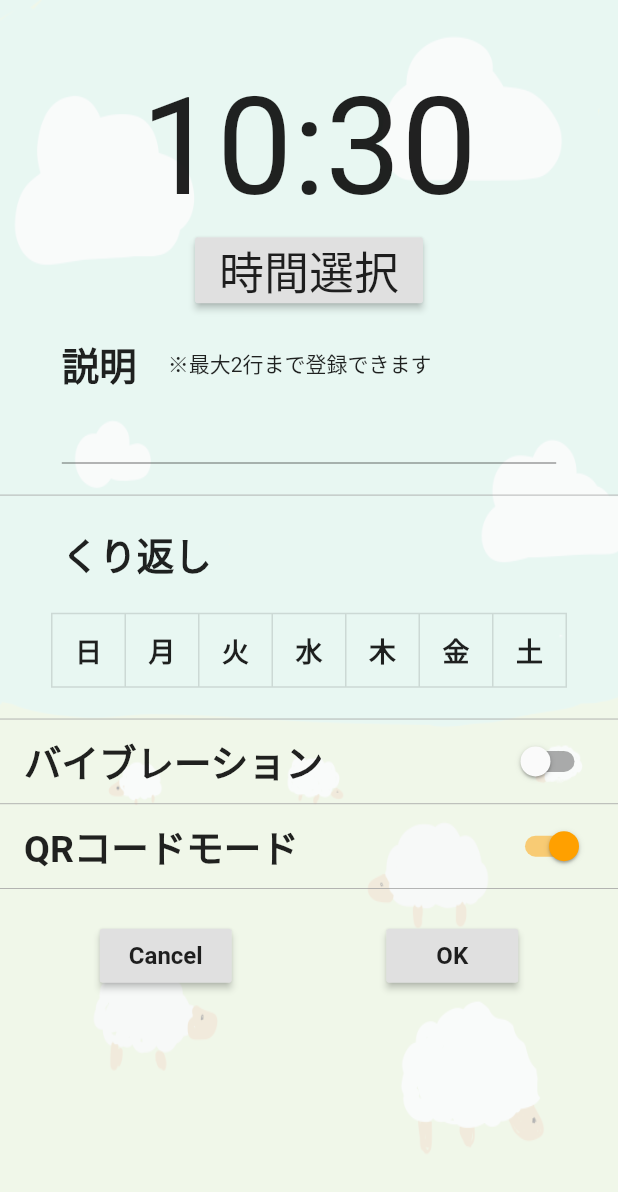
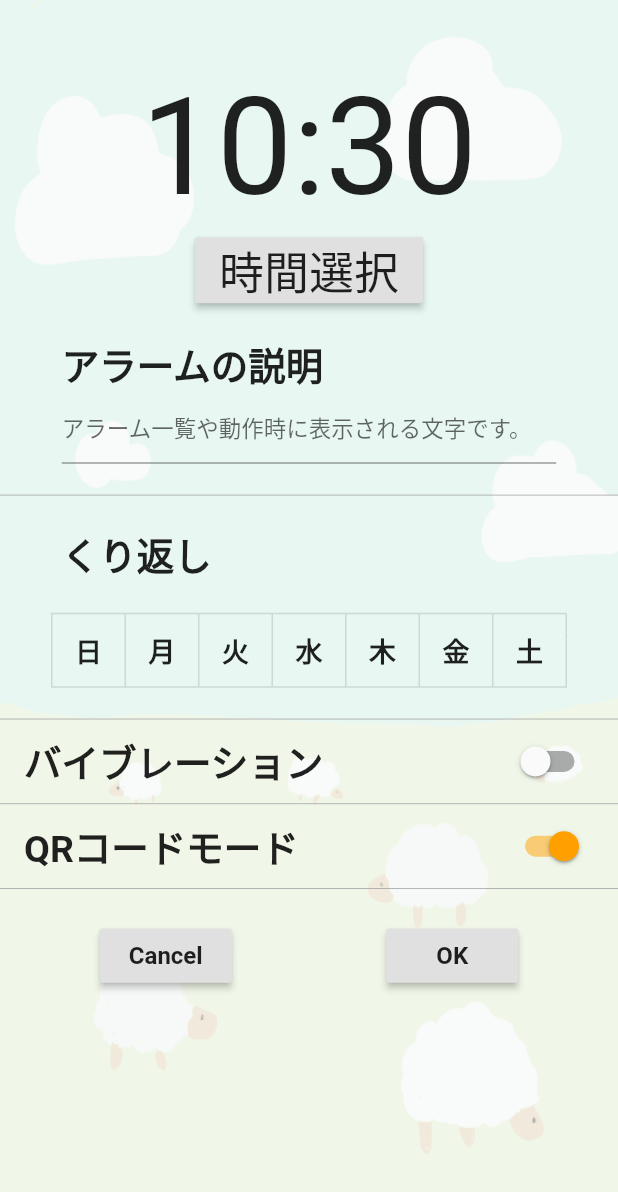
Before and after one commit to 06itsuki08/alarm_clock, a Flutter app: the screen it shows after launch, after a tap on the "alarm add" icon, on a phone screen of 412 x 824 dp. Shown: the top 1192 px of the screen. Run offline on Flutter 3.47's test engine with Material 2 defaults, Android fonts, the light colour scheme and no system bars; our stand-ins replace flutter_local_notifications, shared_preferences, timezone, vibration; missing offline and left inert: barcode_scan, flutter_ringtone_player, workmanager; Roboto replaces fonts that are missing (MPLUSRounded).

Commit message:
ヘルプ画面仮実装

```diff
--- a/lib/main.dart
+++ b/lib/main.dart
@@ -3,6 +3,7 @@ import 'dart:ui';
 import 'package:alarm_clock/screen/alarmsetting.dart';
 import 'package:alarm_clock/module/move_alarm.dart';
 import 'package:alarm_clock/screen/alarmstop.dart';
+import 'package:alarm_clock/screen/help.dart';
 import 'package:alarm_clock/screen/home.dart';
 import 'package:alarm_clock/screen/mainmenu.dart';
 import 'package:alarm_clock/screen/setting.dart';
@@ -99,6 +100,7 @@ class MyApp extends StatelessWidget {
         '/setting': (context) => Setting(),
         '/alarmstop': (context) => AlarmStop(),
         '/snoozestop': (context) => SnoozeStop(),
+        '/help': (context) => Help(),
       },
     );
   }
--- a/lib/module/alarm_list.dart
+++ b/lib/module/alarm_list.dart
@@ -118,8 +118,9 @@ buildListItem(Alarm alarm) {
                   buildCameraIcon(alarm.qrCodeMode),
                 ],
               ),
-              //曜日　この先でもフォントサイズとか弄っている
-              checkRepeat(alarm.repeat),
+              if (alarm.repeat.length > 0)
+                //曜日　この先でもフォントサイズとか弄っている
+                checkRepeat(alarm.repeat),
             ],
           ),
           //3行目
--- a/lib/screen/alarmsetting.dart
+++ b/lib/screen/alarmsetting.dart
@@ -106,13 +106,9 @@ class _AlarmSettingState extends State<AlarmSetting> {
                                   widthSpacer(width: size.width * 0.1),
                                   SizedBox(
                                     child: Text(
-                                      '説明',
+                                      'アラームの説明',
                                       style: itemName,
                                     ),
-                                  ),
-                                  widthSpacer(width: size.width * 0.05),
-                                  Text(
-                                    '※最大2行まで登録できます',
                                   ),
                                 ],
                               ),
@@ -127,8 +123,11 @@ class _AlarmSettingState extends State<AlarmSetting> {
                                       controller: textCtrl,
                                       cursorColor: Colors.amber,
                                       keyboardType: TextInputType.multiline,
-                                      maxLines: 2,
-                                      minLines: 1,
+                                      maxLines: 1,
+                                      decoration: InputDecoration(
+                                        hintText: 'アラーム一覧や動作時に表示される文字です。',
+                                        hintStyle: TextStyle(fontSize: 15),
+                                      ),
                                     ),
                                   ),
                                 ],
--- a/lib/screen/mainmenu.dart
+++ b/lib/screen/mainmenu.dart
@@ -61,13 +61,38 @@ class _MainMenuState extends State<MainMenu> {
               ).then(onGoBack);
             }, //
           ),
-          IconButton(
-            icon: Icon(Icons.settings),
-            iconSize: 35,
-            color: Colors.white,
-            onPressed: () {
-              Navigator.pushNamed(context, '/setting');
+          PopupMenuButton<int>(
+            color: Colors.white.withOpacity(0.9),
+            icon: Icon(
+              Icons.settings,
+              color: Colors.white,
+              size: 35,
+            ),
+            onSelected: (int i) {
+              switch (i) {
+                //設定ボタン
+                case 0:
+                  Navigator.pushNamed(context, '/setting');
+                  break;
+                //ヘルプボタン
+                case 1:
+                  Navigator.pushNamed(context, '/help');
+                  break;
+              }
             },
+            itemBuilder: (BuildContext context) => <PopupMenuEntry<int>>[
+              PopupMenuItem(
+                value: 0,
+                child: Text(
+                  '設定',
+                  style: TextStyle(fontSize: 20),
+                ),
+              ),
+              PopupMenuItem(
+                value: 1,
+                child: Text('ヘルプ', style: TextStyle(fontSize: 20)),
+              ),
+            ],
           ),
         ],
       ),
@@ -144,9 +169,33 @@ class _MainMenuState extends State<MainMenu> {
                               color: Colors.white.withOpacity(0.85),
                               child: Padding(
                                   padding: EdgeInsets.fromLTRB(20, 10, 20, 10),
-                                  child: Text(
-                                    'アラーム未登録',
-                                    style: TextStyle(fontSize: 40),
+                                  child: Column(
+                                    crossAxisAlignment:
+                                        CrossAxisAlignment.center,
+                                    mainAxisAlignment: MainAxisAlignment.center,
+                                    children: [
+                                      Text(
+                                        'アラーム未登録',
+                                        style: TextStyle(fontSize: 40),
+                                      ),
+                                      Row(
+                                        crossAxisAlignment:
+                                            CrossAxisAlignment.center,
+                                        mainAxisAlignment:
+                                            MainAxisAlignment.center,
+                                        children: [
+                                          Text(
+                                            '上の',
+                                            style: TextStyle(fontSize: 20),
+                                          ),
+                                          Icon(Icons.alarm_add),
+                                          Text(
+                                            'からアラームを追加',
+                                            style: TextStyle(fontSize: 20),
+                                          ),
+                                        ],
+                                      ),
+                                    ],
                                   ))));
                 } else {
                   //取得失敗した場合
```
Also changed, not shown: lib/screen/help.dart (added, +230 -0 lines), assets/images/alarmSettingScreen.png (added).
